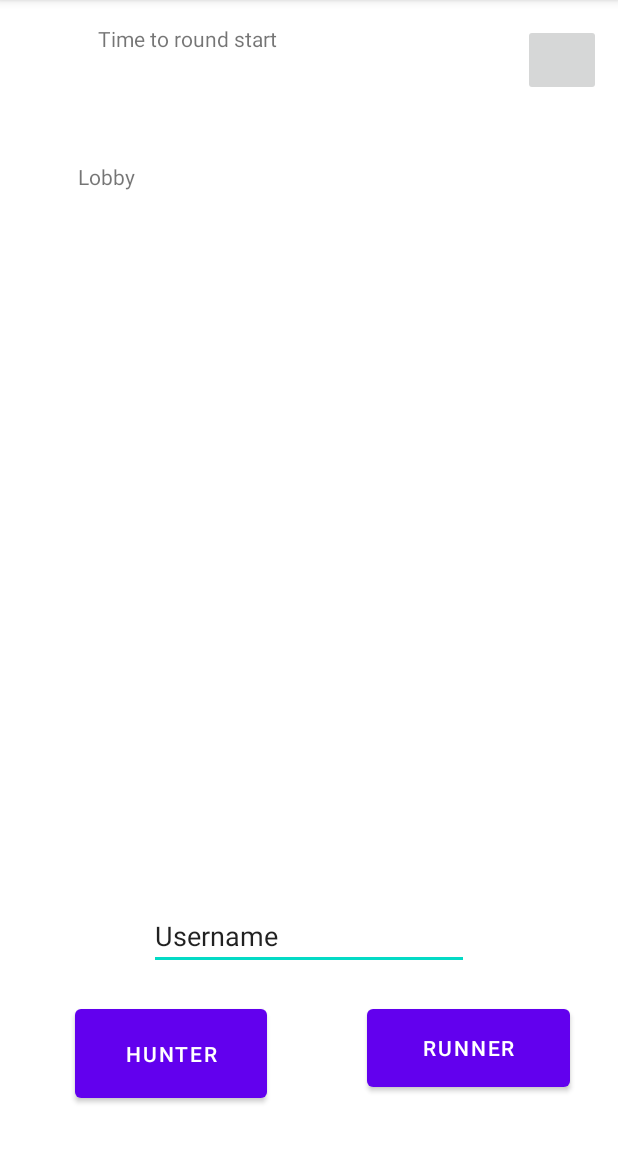
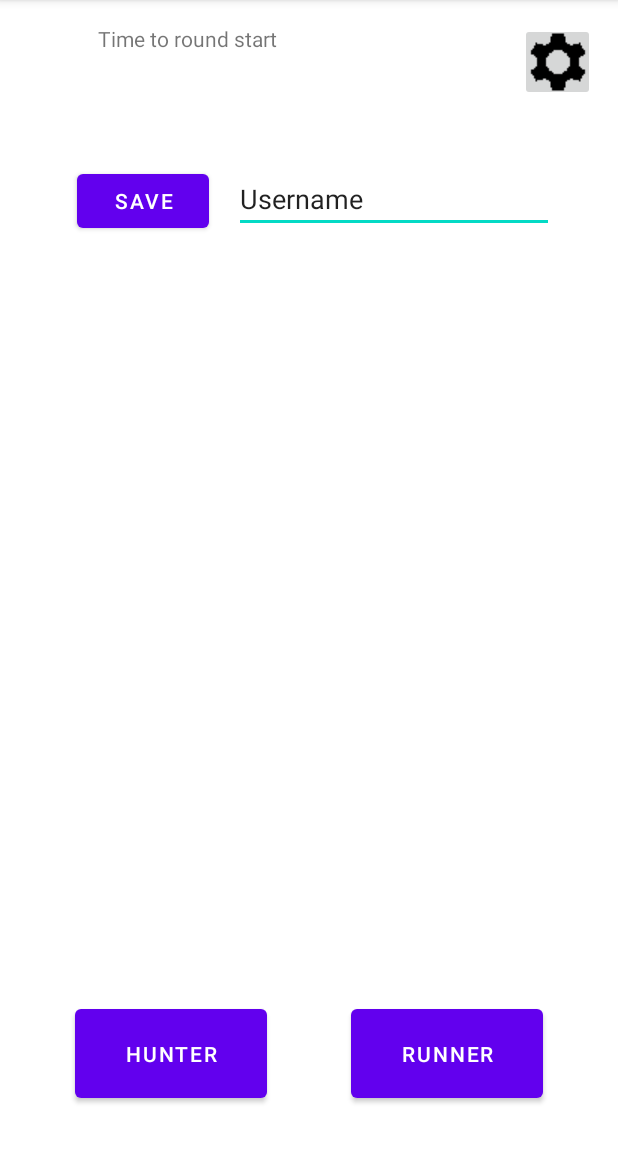
Before and after one commit to MuazShash/Manhunt, an Android app: the Lobby screen opened directly, with no data from a screen before it, on a phone screen of 412 x 824 dp, the part 84-1236 px from its top. Run offline under Robolectric (Android 15) with nearby library versions, the phone set to English and light mode, and no system bars.

Commit message:
Added functionality to username saving (lobby page) and display on list of players, title page has logo, rearranged lobby wait-room view.

```diff
--- a/app/src/main/java/com/example/manhunt/Lobby.java
+++ b/app/src/main/java/com/example/manhunt/Lobby.java
@@ -6,16 +6,44 @@ import android.content.Intent;
 import android.os.Bundle;
 import android.view.View;
 import android.widget.Button;
+import android.widget.EditText;
 import android.widget.ImageButton;
+import android.widget.TextView;
+import android.widget.Toast;
 
 import java.security.cert.PKIXRevocationChecker;
 
 public class Lobby extends AppCompatActivity {
 
+    String name;
+
+    EditText nameInput;
+    Button saveName;
+
+    TextView lobbyView = null;
+
+
+
     @Override
     protected void onCreate(Bundle savedInstanceState) {
         super.onCreate(savedInstanceState);
         setContentView(R.layout.activity_lobby);
+
+        nameInput = (EditText) findViewById(R.id.nameInput);
+        saveName = (Button) findViewById(R.id.btnName);
+        lobbyView = (TextView) findViewById(R.id.lobbyView);
+
+        lobbyView.setText(null);
+
+        saveName.setOnClickListener(new View.OnClickListener() {
+            @Override
+            public void onClick(View v) {
+                name = nameInput.getText().toString();
+                lobbyView.append(name + "\n");
+
+                showToast(name);
+            }
+        });
 
         final ImageButton button = findViewById(R.id.settings);
 
@@ -28,4 +56,8 @@ public class Lobby extends AppCompatActivity {
         });
 
     }
+
+    private void showToast(String text) {
+        Toast.makeText(this, "Name updated!", Toast.LENGTH_SHORT).show();
+    }
 }
--- a/app/src/main/res/layout/activity_lobby.xml
+++ b/app/src/main/res/layout/activity_lobby.xml
@@ -20,23 +20,26 @@
 
     <Button
         android:id="@+id/selectRunner"
-        android:layout_width="135dp"
-        android:layout_height="64dp"
+        android:layout_width="128dp"
+        android:layout_height="71dp"
         android:layout_alignParentEnd="true"
         android:layout_alignParentRight="true"
         android:layout_alignParentBottom="true"
-        android:layout_marginEnd="32dp"
-        android:layout_marginRight="32dp"
-        android:layout_marginBottom="37dp"
+        android:layout_marginEnd="50dp"
+        android:layout_marginRight="50dp"
+        android:layout_marginBottom="30dp"
         android:text="Runner" />
 
     <EditText
         android:id="@+id/nameInput"
         android:layout_width="wrap_content"
         android:layout_height="wrap_content"
-        android:layout_alignParentBottom="true"
-        android:layout_centerHorizontal="true"
-        android:layout_marginBottom="121dp"
+        android:layout_alignParentStart="true"
+        android:layout_alignParentLeft="true"
+        android:layout_alignParentBottom="false"
+        android:layout_marginStart="156dp"
+        android:layout_marginLeft="156dp"
+        android:layout_marginTop="110dp"
         android:ems="10"
         android:inputType="textPersonName"
         android:text="Username" />
@@ -47,9 +50,10 @@
         android:layout_height="423dp"
         android:layout_alignParentStart="true"
         android:layout_alignParentLeft="true"
-        android:layout_marginStart="52dp"
-        android:layout_marginLeft="52dp"
-        android:layout_marginTop="108dp"
+        android:layout_centerInParent="false"
+        android:layout_marginStart="72dp"
+        android:layout_marginLeft="72dp"
+        android:layout_marginTop="180dp"
         android:text="Lobby" />
 
     <TextView
@@ -65,12 +69,25 @@
 
     <ImageButton
         android:id="@+id/settings"
-        android:layout_width="52dp"
-        android:layout_height="48dp"
+        android:layout_width="50dp"
+        android:layout_height="52dp"
         android:layout_alignParentEnd="true"
         android:layout_alignParentRight="true"
-        android:layout_marginTop="16dp"
-        android:layout_marginEnd="11dp"
-        android:layout_marginRight="11dp" />
+        android:layout_marginTop="15dp"
+        android:layout_marginEnd="15dp"
+        android:layout_marginRight="15dp"
+        app:srcCompat="@drawable/settings_small" />
+
+    <Button
+        android:id="@+id/btnName"
+        android:layout_width="wrap_content"
+        android:layout_height="wrap_content"
+        android:layout_alignParentStart="true"
+        android:layout_alignParentLeft="true"
+        android:layout_alignParentTop="true"
+        android:layout_marginStart="51dp"
+        android:layout_marginLeft="51dp"
+        android:layout_marginTop="110dp"
+        android:text="Save" />
 
 </RelativeLayout>
--- a/app/src/main/res/layout/activity_start.xml
+++ b/app/src/main/res/layout/activity_start.xml
@@ -5,19 +5,6 @@
     android:layout_width="match_parent"
     android:layout_height="match_parent"
     tools:context=".Start">
-
-    <TextView
-        android:id="@+id/textView2"
-        android:layout_width="wrap_content"
-        android:layout_height="wrap_content"
-        android:layout_alignParentTop="true"
-        android:layout_alignParentEnd="true"
-        android:layout_alignParentRight="true"
-        android:layout_centerHorizontal="true"
-        android:layout_marginTop="43dp"
-        android:layout_marginEnd="196dp"
-        android:layout_marginRight="196dp"
-        android:text="Logo" />
 
     <Button
         android:id="@+id/createGame"
@@ -36,4 +23,10 @@
         android:layout_centerHorizontal="true"
         android:layout_marginTop="329dp"
         android:text="Join Game" />
+
+    <ImageView
+        android:id="@+id/imageView"
+        android:layout_width="wrap_content"
+        android:layout_height="wrap_content"
+        app:srcCompat="@drawable/logo" />
 </RelativeLayout>
```
Also changed, not shown: app/src/main/res/drawable-v24/logo.png (added), app/src/main/res/drawable-v24/settings.png (added), app/src/main/res/drawable-v24/settings_small.png (added).
